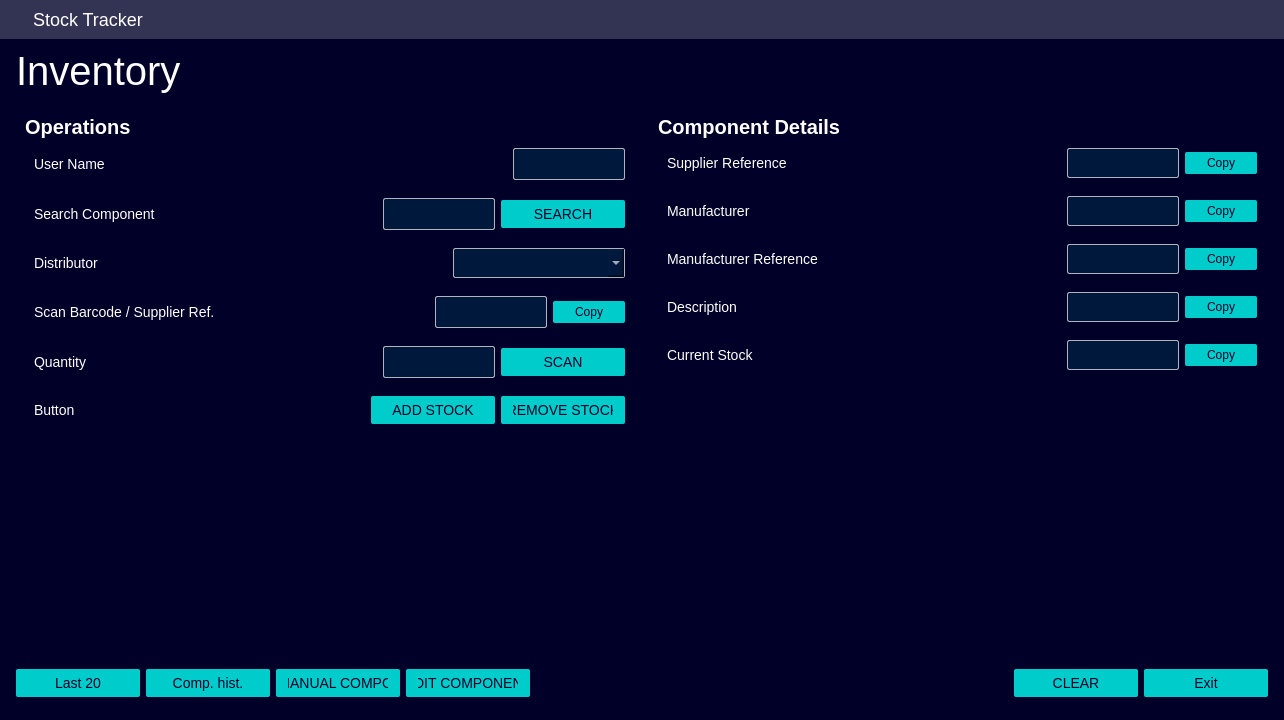
First picture: the form in StockTracker-Designer/gui_stocktracker.ui, repository candeiassantiago393-spec/StockTracker, before the edit.
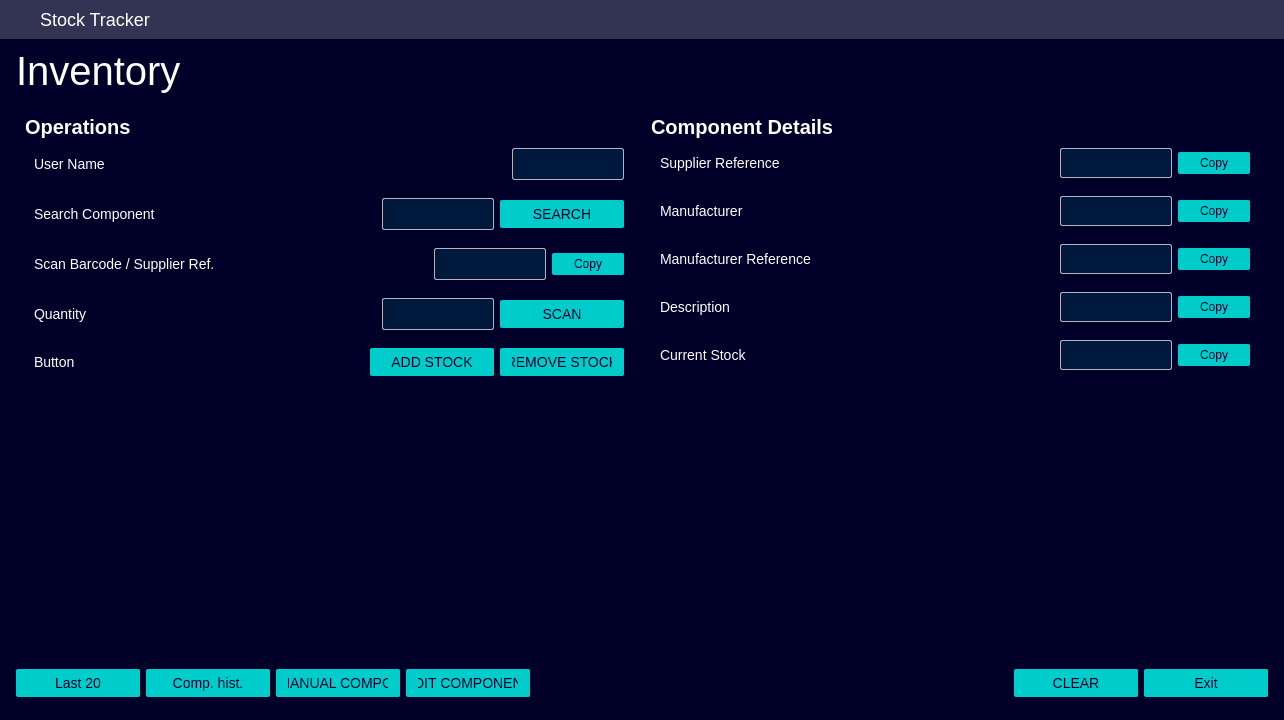
Second picture: the form after the edit. Icons and pictures are not drawn.

Commit message:
feat: Materials inventory, symmetric Siemens layout, Designer sync
Add Materials Excel sheet and GUI page with COMPONENTS/MATERIALS navigation.
Align page margins and two-column layout with Siemens templates; add gui_materials.ui.
Reorganize StockTracker-Designer package (siemens_template path, sync/export tools).

The edit to the form file:
```diff
--- a/StockTracker-Designer/gui_stocktracker.ui
+++ b/StockTracker-Designer/gui_stocktracker.ui
@@ -47,6 +47,8 @@
       </property>
       <layout class="QHBoxLayout" name="horizontalLayout_header">
        <property name="spacing"><number>16</number></property>
+       <property name="leftMargin"><number>16</number></property>
+       <property name="rightMargin"><number>16</number></property>
        <item>
         <widget class="QLabel" name="brand_identifier">
          <property name="sizePolicy">
@@ -79,6 +81,12 @@
      <widget class="QWidget" name="container_main_body" native="true">
       <layout class="QGridLayout" name="gridLayout_main">
        <property name="leftMargin"><number>16</number></property>
+       <property name="rightMargin"><number>16</number></property>
+       <property name="horizontalSpacing"><number>0</number></property>
+       <property name="columnStretch" stdset="0">
+        <number>1</number>
+        <number>1</number>
+       </property>
        <item row="0" column="0" colspan="2">
         <widget class="QFrame" name="frame_title">
          <property name="frameShape"><enum>QFrame::Shape::StyledPanel</enum></property>
@@ -259,62 +267,6 @@
           </item>
 
           <item row="3" column="0" colspan="2">
-           <widget class="QWidget" name="row_supplier_combo" native="true">
-            <layout class="QGridLayout" name="grid_supplier">
-             <property name="topMargin"><number>9</number></property>
-             <property name="rightMargin"><number>9</number></property>
-             <property name="bottomMargin"><number>9</number></property>
-             <item row="0" column="0">
-              <widget class="QLabel" name="label_supplier">
-               <property name="minimumSize"><size><width>74</width><height>0</height></size></property>
-               <property name="sizePolicy">
-                <sizepolicy hsizetype="Minimum" vsizetype="Preferred">
-                 <horstretch>0</horstretch>
-                 <verstretch>0</verstretch>
-                </sizepolicy>
-               </property>
-               <property name="text"><string>Distributor</string></property>
-              </widget>
-
-             </item>
-             <item row="0" column="1">
-              <widget class="QComboBox" name="supplier_combo">
-               <property name="minimumSize"><size><width>172</width><height>30</height></size></property>
-               <property name="styleSheet">
-   <string notr="true">
-QComboBox {
-    padding: 5px;
-    padding-left: 20px;
-    padding-right: 20px;
-    min-width: 130;
-    min-height: 18px;
-    max-width: 130px;
-    max-height: 18px;
-    border-radius: 2px;
-    border: 1px solid #B3B3BE;
-    background-color: #00183B;
-}
-QComboBox:hover {
-    background-color: #001F39;
-    border: 1px solid #00FFB9;
-}
-QComboBox QAbstractItemView {
-    background-color: #2D2D45;
-    padding: 0px;
-}
-QComboBox QAbstractItemView::item:hover {
-    padding: 0px;
-    padding-left: 10px;
-}
-</string>
-               </property>
-              </widget>
-             </item>
-            </layout>
-           </widget>
-          </item>
-
-          <item row="4" column="0" colspan="2">
            <widget class="QWidget" name="row_barcode_entry" native="true">
             <layout class="QHBoxLayout" name="layout_barcode_entry">
              <property name="spacing"><number>6</number></property>
@@ -396,7 +348,7 @@
            </widget>
           </item>
 
-          <item row="5" column="0" colspan="2">
+          <item row="4" column="0" colspan="2">
            <widget class="QWidget" name="row_quantity_entry" native="true">
             <layout class="QHBoxLayout" name="layout_quantity_entry">
              <property name="spacing"><number>6</number></property>
@@ -476,7 +428,7 @@
            </widget>
           </item>
 
-          <item row="6" column="0" colspan="2">
+          <item row="5" column="0" colspan="2">
            <widget class="QWidget" name="row_stock_buttons" native="true">
             <layout class="QHBoxLayout" name="layout_stock_buttons">
              <property name="spacing"><number>6</number></property>
@@ -552,7 +504,7 @@
            </widget>
           </item>
 
-          <item row="7" column="1">
+          <item row="6" column="1">
            <spacer name="verticalSpacer_left">
             <property name="orientation"><enum>Qt::Orientation::Vertical</enum></property>
             <property name="sizeHint" stdset="0"><size><width>20</width><height>40</height></size></property>
```
The commit also changes 531 other files.
